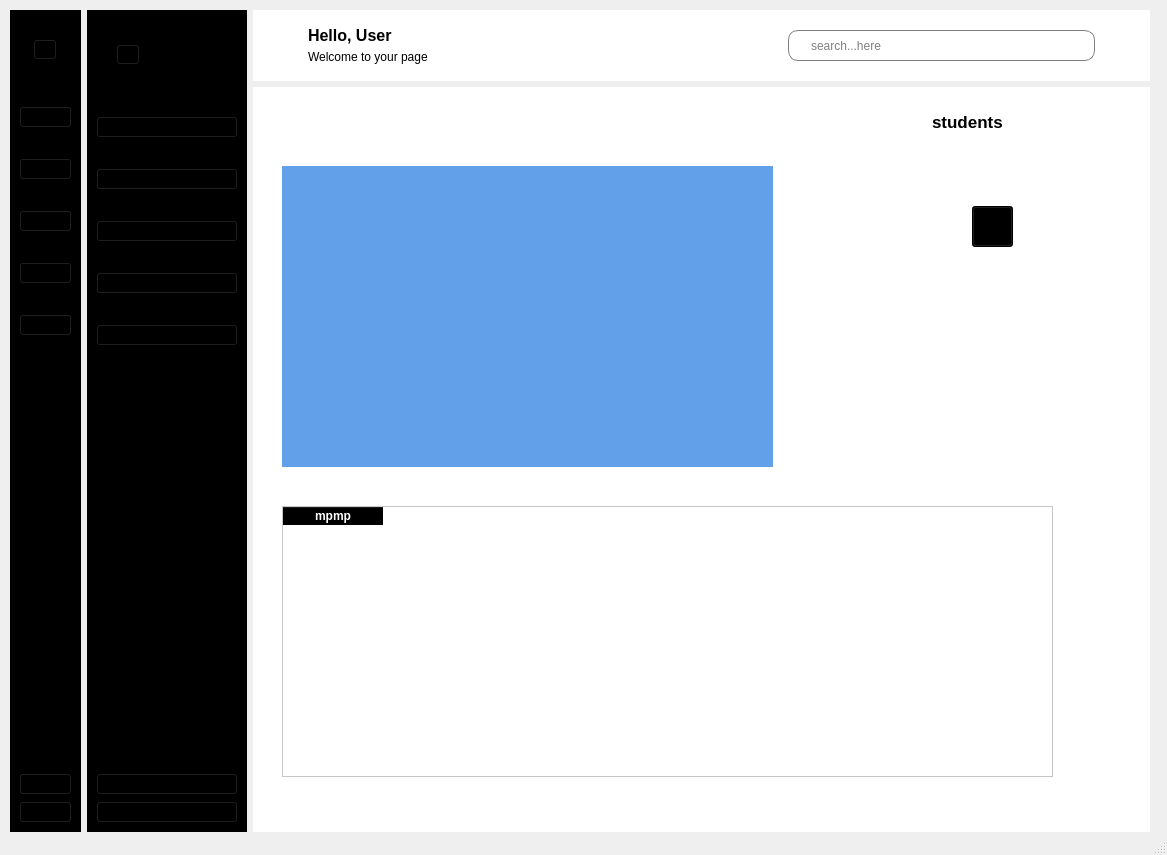
Before: the Qt Designer form School_System/ui/indexSU.ui in KasperJack/School-Management-System, drawn with Qt 5.
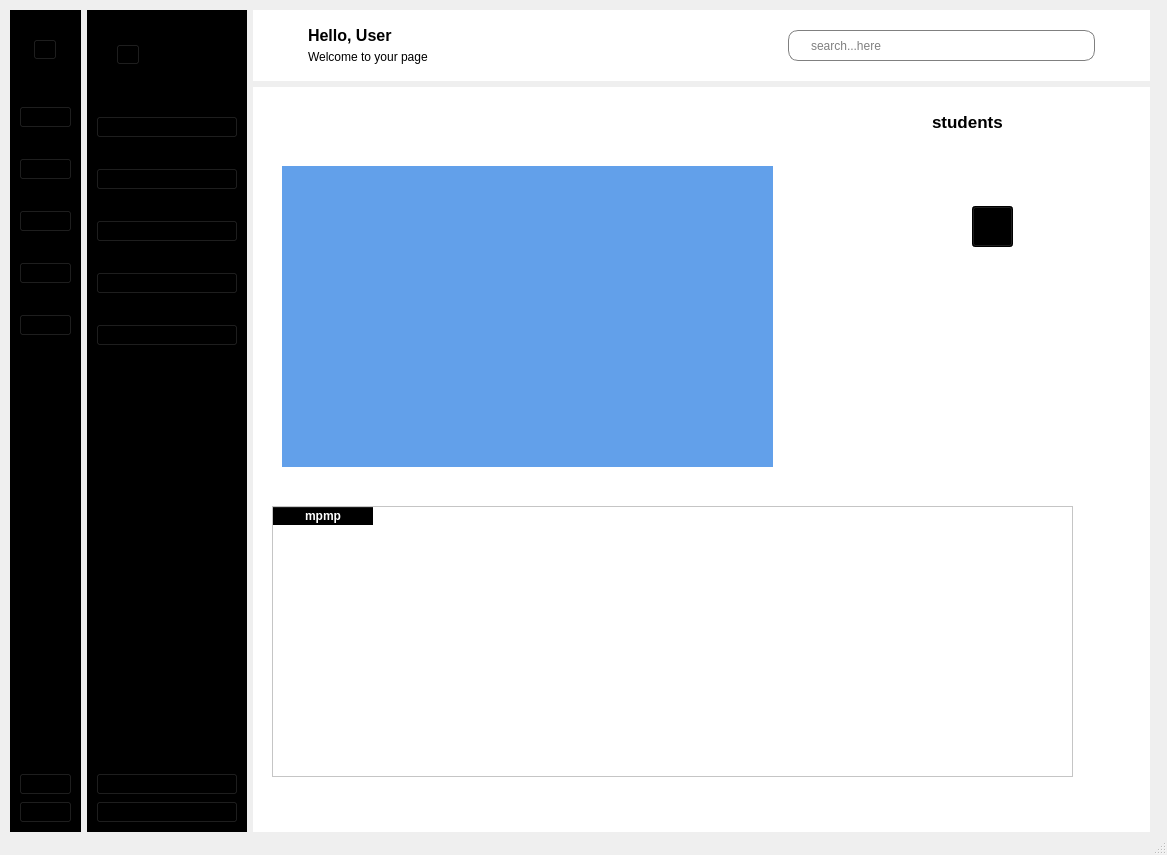
After: the same form once the commit is applied. Icons and pictures are not drawn.

The edit to the form file:
```diff
--- a/School_System/ui/indexSU.ui
+++ b/School_System/ui/indexSU.ui
@@ -1202,9 +1202,9 @@
            <widget class="QTableWidget" name="students_table">
             <property name="geometry">
              <rect>
-              <x>20</x>
+              <x>10</x>
               <y>410</y>
-              <width>771</width>
+              <width>801</width>
               <height>271</height>
              </rect>
             </property>
```
